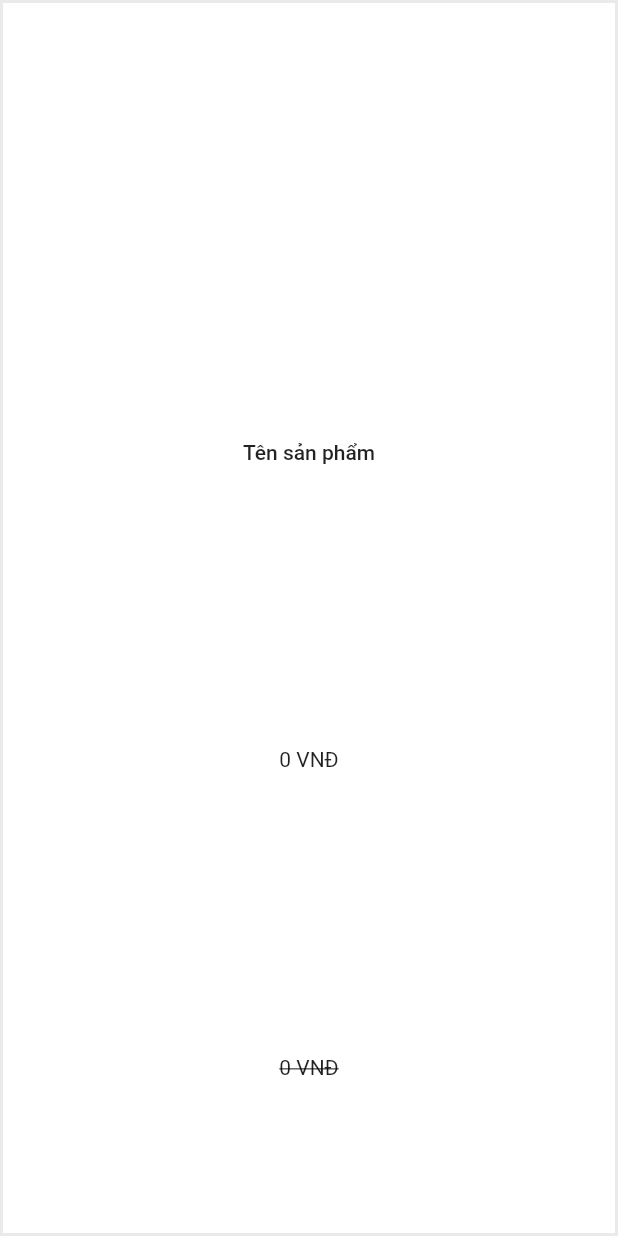
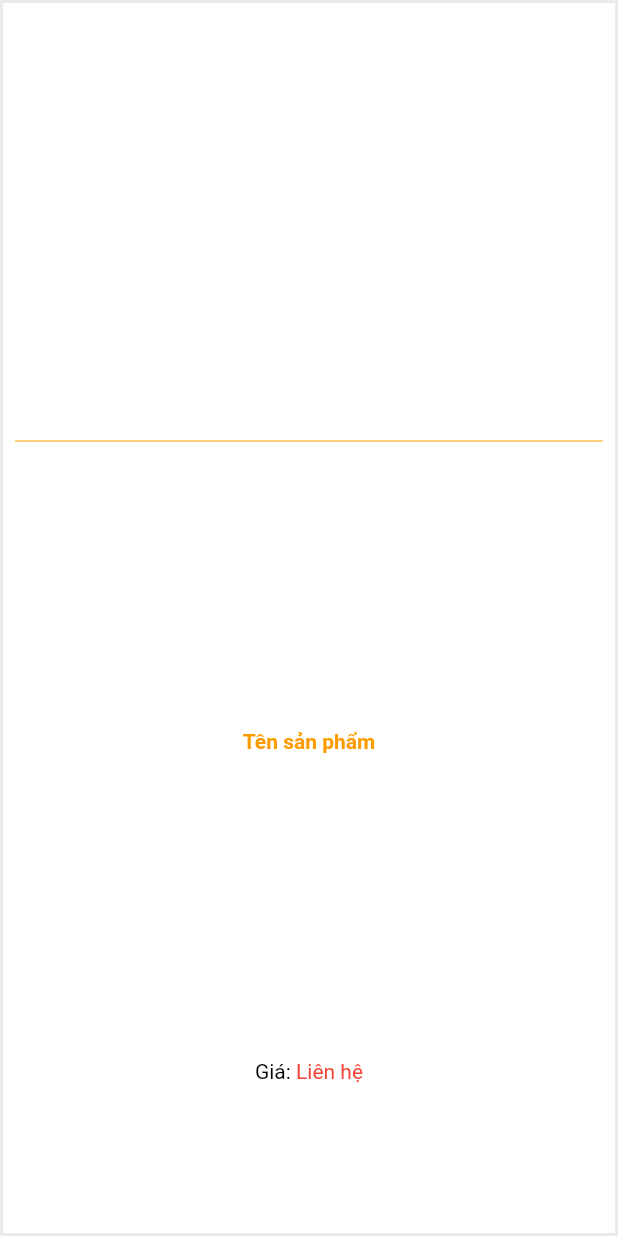
Before and after one commit to dunganh23121995/khoa_viet_tiep, a Flutter app: the CardProduct widget shown alone on an empty page, opened directly, on a phone screen of 412 x 824 dp. Run offline on Flutter 3.47's test engine with Material 2 defaults, Android fonts, the phone set to English and light mode, and no system bars; our stand-ins replace flutter_swiper, fluttertoast, loading_indicator, rxdart; missing offline and left inert: dashed_circle, xml2json.

Commit message:
Khanh no bi gay

```diff
--- a/lib/bloc_list/categorypage/caption_bloc.dart
+++ b/lib/bloc_list/categorypage/caption_bloc.dart
@@ -60,7 +60,6 @@ class CaptionBloc {
     MenuApi.Instance().getResponseMenu(catid: 195).then((response) {
       if (response.statusCode == 200) {
         var body = MenuApi.Instance().getJsonBodyfromResponse(response);
-        print(body);
 
         if (body['GetMenuByTypeAndCatIDResponse']['GetMenuByTypeAndCatIDResult']['ErrCode'] ==
             ErrCodeSuccess.toString()) {
--- a/lib/curved_navigation_bar_custom.dart
+++ b/lib/curved_navigation_bar_custom.dart
@@ -1,5 +1,4 @@
 import 'package:flutter/material.dart';
-import 'package:fluttertoast/fluttertoast.dart';
 import 'package:meta/meta.dart';
 
 class CurvedNavigationBarCustom extends StatefulWidget {
--- a/lib/lists_variable.dart
+++ b/lib/lists_variable.dart
@@ -20,4 +20,5 @@ const ErrCodeAlreadyExist=5;
 const ErrCodeNotExist=6;
 
 
-const String linkweb = "http://viettieplock.com/";
+const String linkweb = "http://khoaviettiep.com.vn/";
+const String linkdefaultimage = "/upload/product_imgs/2016/12/650/01504-copy.png";
--- a/lib/publiccustom/card_a_product.dart
+++ b/lib/publiccustom/card_a_product.dart
@@ -1,19 +1,33 @@
 import 'package:flutter/cupertino.dart';
 import 'package:flutter/material.dart';
+import 'package:flutter/rendering.dart';
 import 'package:intl/intl.dart';
+import 'package:khoaviettiep/AppTheme.dart';
 
 class CardProduct extends StatelessWidget {
   Image image;
   GestureTapCallback ontap;
   int price, cost;
   String name;
+  bool ishot, isnew, isbestbuy;
 
-  CardProduct({this.image, this.name = "Tên sản phẩm", this.price = 0, this.cost = 0, this.ontap});
+  CardProduct(
+      {this.image,
+      this.name = "Tên sản phẩm",
+      this.price = 0,
+      this.cost = 0,
+      this.ontap,
+      this.ishot = false,
+      this.isnew = false,
+      this.isbestbuy = false});
 
   @override
   Widget build(BuildContext context) {
     // TODO: implement build
-    return Container(
+    return Stack(
+      alignment: Alignment.topLeft,
+      children: <Widget>[
+        Container(
           padding: const EdgeInsets.all(8.0),
           margin: const EdgeInsets.all(2.0),
           color: Colors.white,
@@ -22,33 +36,82 @@ class CardProduct extends StatelessWidget {
             child: Column(
               mainAxisAlignment: MainAxisAlignment.spaceAround,
               children: <Widget>[
-            image != null ?
-            Flexible(
+                image != null
+                    ? Flexible(
                         flex: 1,
                         child: Container(
                           child: image,
                         ),
                       )
                     : Container(),
-            Text(
+                Divider(
+                  color: AppTheme.colorOrange,
+                ),
+                Padding(
+                  padding: EdgeInsets.only(bottom: 20),
+                  child: Text(
                     name,
                     maxLines: 2,
-              style: TextStyle(fontWeight: FontWeight.w500),
+                    style: TextStyle(fontWeight: FontWeight.w700, color: AppTheme.colorTextTitle),
                   ),
-            Text(
-              NumberFormat.currency(customPattern: '#,##0').format(price).replaceAll('.00', " VNĐ"),
-              maxLines: 1,
                 ),
-            Text(
-              NumberFormat.currency(customPattern: '#,##0').format(cost).replaceAll('.00', " VNĐ"),
-              style: TextStyle(
-                decoration: TextDecoration.lineThrough
-              ),
-              maxLines: 1,
+                RichText(
+                  text: TextSpan(children: <TextSpan>[
+                    TextSpan(text: 'Giá: ', style: TextStyle(color: Colors.black)),
+                    TextSpan(
+                        text: price == 0
+                            ? "Liên hệ"
+                            : NumberFormat.currency(customPattern: '#,##0').format(price).replaceAll('.00', " đ"),
+                        style: TextStyle(color: Colors.red)),
+                  ]),
                 ),
               ],
             ),
           ),
+        ),
+        ishot
+            ? Transform.rotate(angle: 90/180*3.1412,child: Container(
+          child: CustomPaint(
+            painter: new FlagProductPainter(),
+            child: Container(
+              child: Text("Hot"),
+              height: 35,
+              width: 35,
+            ),
+          ),
+        ),)
+            : Container(),
+      ],
     );
   }
 }
+
+class FlagProductPainter extends CustomPainter {
+  @override
+  void paint(Canvas canvas, Size size) {
+    // TODO: implement paint
+    print("Run here");
+    final paint = Paint()
+      ..color = Colors.red
+      ..strokeWidth = 2
+      ..style = PaintingStyle.fill
+      ..strokeCap = StrokeCap.round;
+    var width=size.width;
+    var height = size.height;
+    final  path = new Path()
+      ..moveTo(0, size.height)
+      ..lineTo(width, size.height)
+      ..lineTo(width/1.5,size.height- height/5)
+      ..lineTo(width, size.height- 2*height/5)
+      ..lineTo(0,size.height- 2*height/5)
+    ;
+    canvas.drawPath(path, paint);
+  }
+
+
+  @override
+  bool shouldRepaint(CustomPainter oldDelegate) {
+    // TODO: implement shouldRepaint
+    return false;
+  }
+}
--- a/lib/view/page/category_page.dart
+++ b/lib/view/page/category_page.dart
@@ -189,7 +189,6 @@ class _CategoryPageState extends State with TickerProviderStateMixin {
             child: StreamBuilder(
               stream: _captionBloc.menuStream,
               builder: (context, snapshot) {
-                print(snapshot.data);
                 return snapshot.hasData
                     ? ListView.separated(
                         separatorBuilder: (context, index) => Divider(height: 0,),
```
Also changed, not shown: lib/bloc_list/products/products_bloc.dart (+14 -5 lines), lib/view/products.dart (+7 -2 lines). Lines whose indentation alone changed are shown as unchanged.
